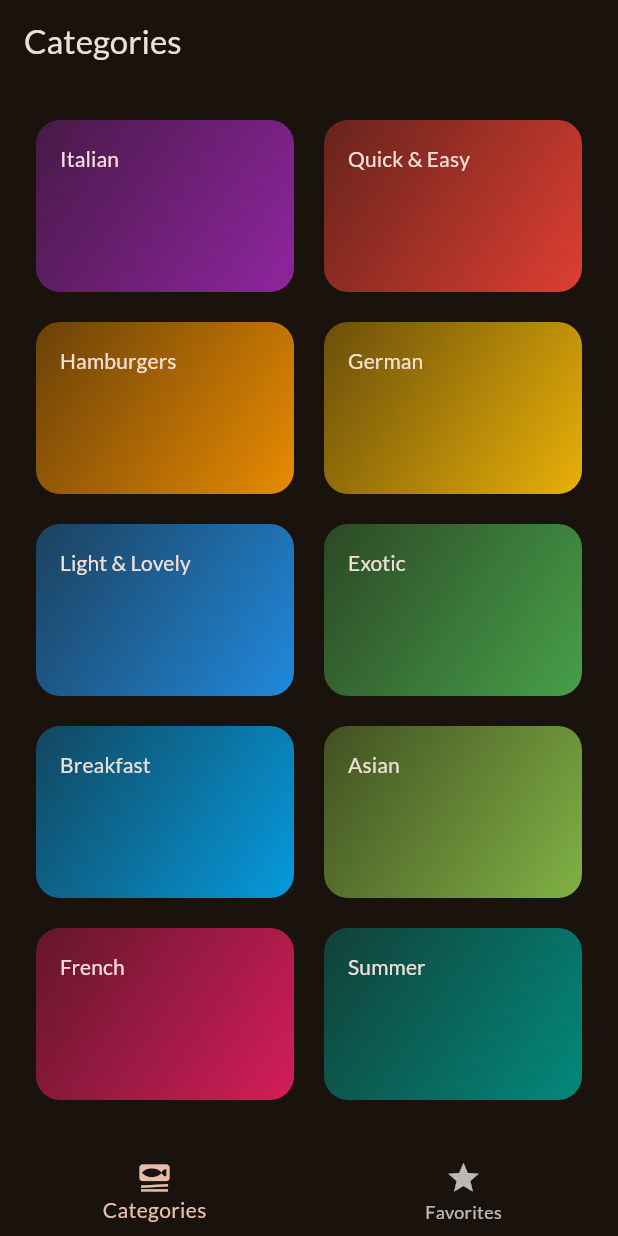
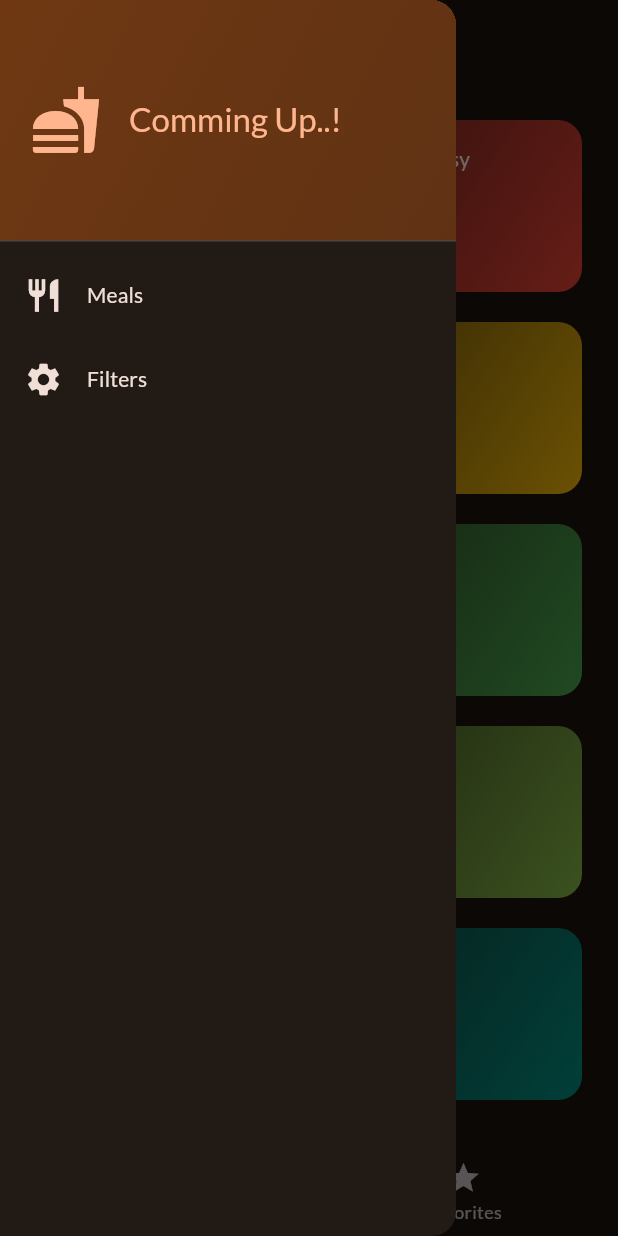
Before and after one commit to Chandrabhanaher/meals_app, a Flutter app: the screen it shows after launch, with the side drawer open (before the commit the screen has no drawer), on a phone screen of 412 x 824 dp. Run offline on Flutter 3.47's test engine with Material 3 defaults, Android fonts, the phone set to English and light mode, and no system bars; our stand-ins replace google_fonts, transparent_image.

Commit message:
Adding flutter Drawer with menu

```diff
--- a/lib/screens/categories.dart
+++ b/lib/screens/categories.dart
@@ -1,11 +1,14 @@
 import 'package:flutter/material.dart';
 import 'package:meals_app/data/dummy_data.dart';
+import 'package:meals_app/data/meal.dart';
 import 'package:meals_app/models/category.dart';
 import 'package:meals_app/screens/meals.dart';
 import 'package:meals_app/widgets/category_grid_items.dart';
 
 class CategoriesScreen extends StatelessWidget {
-  const CategoriesScreen({super.key});
+  const CategoriesScreen({super.key, required this.onToggleFavorite});
+
+  final void Function(Meal meal) onToggleFavorite;
 
   void _selectCateroty(BuildContext context, Category category) {
     // Navigator.push(
@@ -20,7 +23,11 @@ class CategoriesScreen extends StatelessWidget {
         .toList();
     Navigator.of(context).push(
       MaterialPageRoute(
-        builder: (ctx) => MealsScreen(title: category.title, meal: filterMeals),
+        builder: (ctx) => MealsScreen(
+          title: category.title,
+          meal: filterMeals,
+          onToggleFavorite: onToggleFavorite,
+        ),
       ),
     );
   }
--- a/lib/screens/tabs.dart
+++ b/lib/screens/tabs.dart
@@ -1,7 +1,8 @@
-import 'package:flutter/cupertino.dart';
 import 'package:flutter/material.dart';
+import 'package:meals_app/data/meal.dart';
 import 'package:meals_app/screens/categories.dart';
 import 'package:meals_app/screens/meals.dart';
+import 'package:meals_app/widgets/main_drawer.dart';
 
 class TabsScreen extends StatefulWidget {
   const TabsScreen({super.key});
@@ -14,6 +15,27 @@ class TabsScreen extends StatefulWidget {
 
 class _TabsScreenState extends State<TabsScreen> {
   int _selectedIndex = 0;
+  final List<Meal> _favoritesMeals = [];
+
+  void _showMessage(String message) {
+    ScaffoldMessenger.of(context).clearSnackBars();
+    ScaffoldMessenger.of(context)
+        .showSnackBar(SnackBar(content: Text(message)));
+  }
+
+  void _toggleMealFavoriteStates(Meal meal) {
+    final isExisting = _favoritesMeals.contains(meal);
+
+    setState(() {
+      if (isExisting) {
+        _favoritesMeals.remove(meal);
+        _showMessage('Meal is no longer a favorite');
+      } else {
+        _favoritesMeals.add(meal);
+        _showMessage('Marked as a favorite');
+      }
+    });
+  }
 
   void _selectedPage(int index) {
     setState(() {
@@ -21,14 +43,26 @@ class _TabsScreenState extends State<TabsScreen> {
     });
   }
 
+  void _setScreen(String identifier) {
+    if (identifier == 'filters') {
+    } else {
+      Navigator.pop(context);
+    }
+  }
+
   @override
   Widget build(BuildContext context) {
-    Widget activePage = const CategoriesScreen();
+    Widget activePage = CategoriesScreen(
+      onToggleFavorite: _toggleMealFavoriteStates,
+    );
     String activePageTitle = 'Categories';
 
     switch (_selectedIndex) {
       case 1:
-        activePage = const MealsScreen(meal: []);
+        activePage = MealsScreen(
+          meal: _favoritesMeals,
+          onToggleFavorite: _toggleMealFavoriteStates,
+        );
         activePageTitle = 'My Favorites';
         break;
       default:
@@ -38,6 +72,7 @@ class _TabsScreenState extends State<TabsScreen> {
       appBar: AppBar(
         title: Text(activePageTitle),
       ),
+      drawer: MainDrawer(onSelectScreen: _setScreen),
       body: activePage,
       bottomNavigationBar: BottomNavigationBar(
         // onTap: (index) {
--- /dev/null
+++ b/lib/widgets/main_drawer.dart
@@ -0,0 +1,83 @@
+import 'package:flutter/material.dart';
+
+class MainDrawer extends StatelessWidget {
+  const MainDrawer({super.key, required this.onSelectScreen});
+
+  final void Function(String identifier) onSelectScreen;
+
+  @override
+  Widget build(BuildContext context) {
+    return Drawer(
+      child: Column(
+        children: [
+          DrawerHeader(
+            padding: const EdgeInsets.all(20),
+            decoration: BoxDecoration(
+              gradient: LinearGradient(
+                colors: [
+                  Theme.of(context).colorScheme.primaryContainer,
+                  Theme.of(context)
+                      .colorScheme
+                      .primaryContainer
+                      .withOpacity(0.8),
+                ],
+                begin: Alignment.topLeft,
+                end: Alignment.bottomRight,
+              ),
+            ),
+            child: Row(
+              children: [
+                Icon(
+                  Icons.fastfood,
+                  size: 48,
+                  color: Theme.of(context).colorScheme.primary,
+                ),
+                const SizedBox(width: 18),
+                Text(
+                  'Comming Up..!',
+                  style: Theme.of(context).textTheme.titleLarge!.copyWith(
+                        color: Theme.of(context).colorScheme.primary,
+                      ),
+                ),
+              ],
+            ),
+          ),
+          ListTile(
+            leading: Icon(
+              Icons.restaurant,
+              size: 26,
+              color: Theme.of(context).colorScheme.onBackground,
+            ),
+            title: Text(
+              'Meals',
+              style: Theme.of(context)
+                  .textTheme
+                  .titleSmall!
+                  .copyWith(color: Theme.of(context).colorScheme.onBackground),
+            ),
+            onTap: () {
+              onSelectScreen('meals');
+            },
+          ),
+          ListTile(
+            leading: Icon(
+              Icons.settings,
+              size: 26,
+              color: Theme.of(context).colorScheme.onBackground,
+            ),
+            title: Text(
+              'Filters',
+              style: Theme.of(context)
+                  .textTheme
+                  .titleSmall!
+                  .copyWith(color: Theme.of(context).colorScheme.onBackground),
+            ),
+            onTap: () {
+              onSelectScreen('filters');
+            },
+          ),
+        ],
+      ),
+    );
+  }
+}
```
Also changed, not shown: lib/screens/fliters.dart (added, +48 -0 lines), lib/screens/meals.dart (+13 -2 lines), lib/screens/meals_details.dart (+14 -1 lines).
